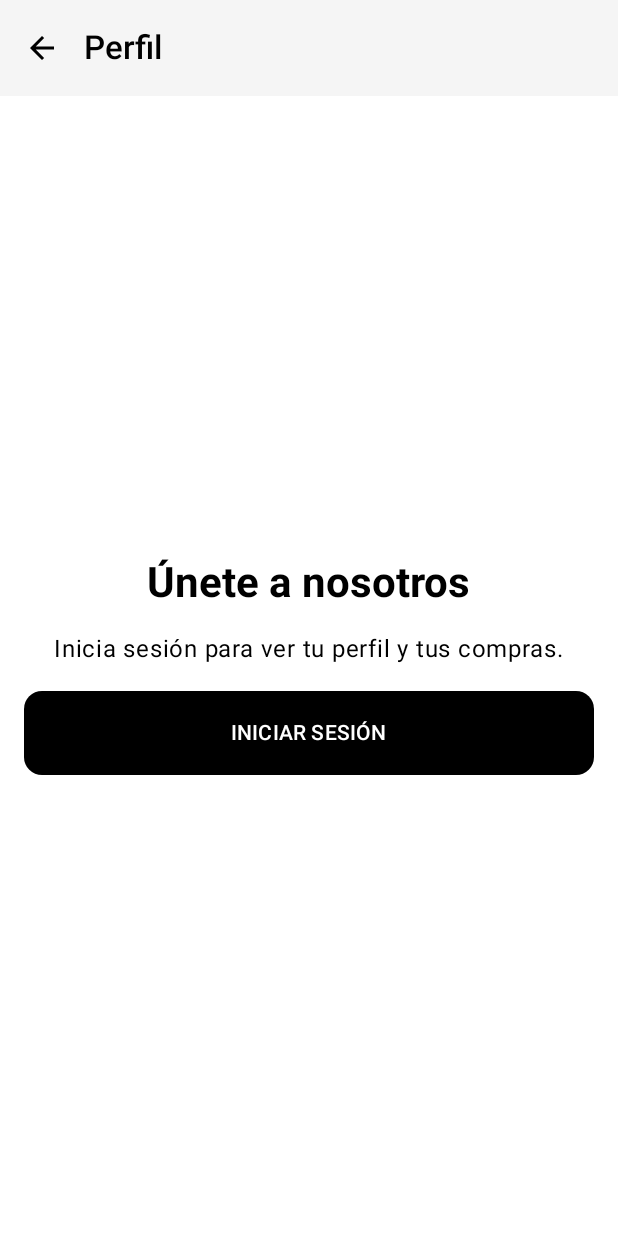
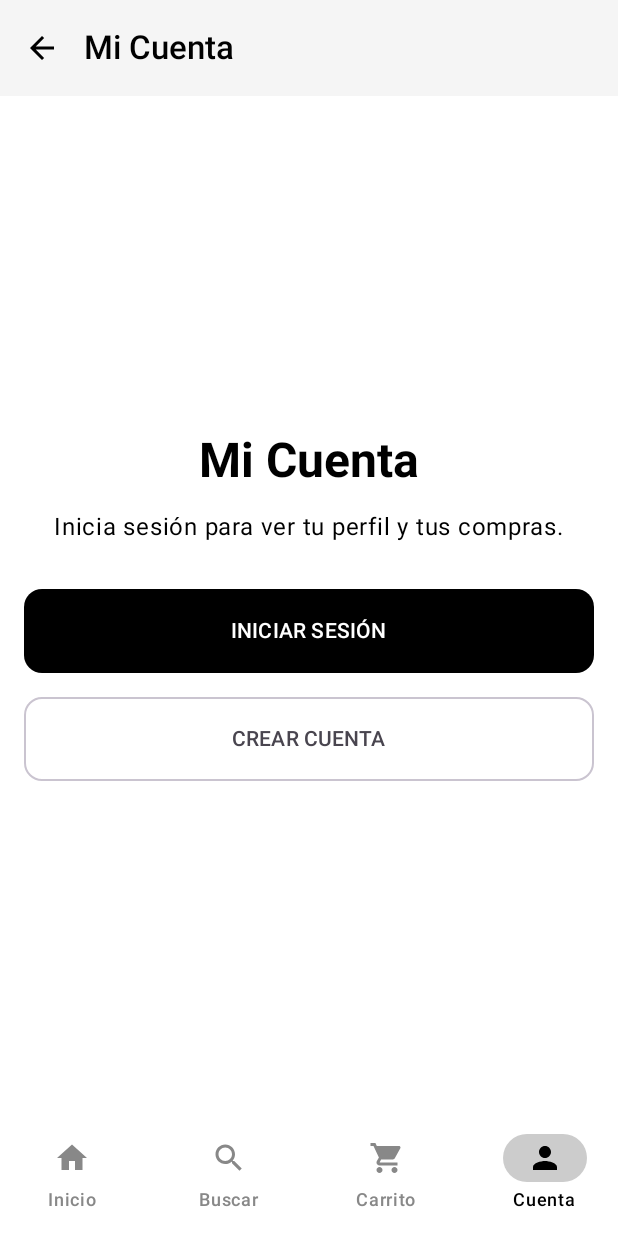
Before and after one commit to Unknumb/SneakerStoreMobile, an Android app built with Jetpack Compose: the ProfileScreen screen opened through its navigation route, on a phone screen of 412 x 824 dp. Run offline under Robolectric (Android 15) with nearby library versions, the phone set to English and light mode, and no system bars; our stand-ins replace Room's generated code; pictures from the network do not load.

Commit message:
agregar barra de navegación inferior con 4 iconos

```diff
--- a/app/src/main/java/com/example/appsneakerstore/navigation/NavGraph.kt
+++ b/app/src/main/java/com/example/appsneakerstore/navigation/NavGraph.kt
@@ -56,7 +56,8 @@ fun NavGraph() {
                 onCartClick = { navController.navigate("cart") },
                 onFavoritesClick = { navController.navigate("favorites") },
                 onProfileClick = { navController.navigate("profile") },
-                onLoginClick = { navController.navigate("login") }
+                onLoginClick = { navController.navigate("login") },
+                onSearchClick = { navController.navigate("search") }
             )
         }
 
@@ -71,11 +72,29 @@ fun NavGraph() {
             )
         }
 
+        composable("search") {
+            SearchScreen(
+                productViewModel = productViewModel,
+                userViewModel = userViewModel,
+                onProductClick = { productId ->
+                    navController.navigate("detail/$productId")
+                },
+                onHomeClick = { navController.navigate("home") { popUpTo("home") { inclusive = true } } },
+                onCartClick = { navController.navigate("cart") },
+                onProfileClick = { navController.navigate("profile") }
+            )
+        }
+
         composable("profile") {
             ProfileScreen(
                 userViewModel = userViewModel,
+                productViewModel = productViewModel,
                 onLoginRedirect = { navController.navigate("login") },
-                onBack = { navController.popBackStack() }
+                onRegisterClick = { navController.navigate("register") },
+                onBack = { navController.popBackStack() },
+                onHomeClick = { navController.navigate("home") { popUpTo("home") { inclusive = true } } },
+                onSearchClick = { navController.navigate("search") },
+                onCartClick = { navController.navigate("cart") }
             )
         }
 
@@ -104,7 +123,10 @@ fun NavGraph() {
                 viewModel = productViewModel,
                 userViewModel = userViewModel,
                 onBack = { navController.popBackStack() },
-                onCheckout = { navController.navigate("checkout") }
+                onCheckout = { navController.navigate("checkout") },
+                onHomeClick = { navController.navigate("home") { popUpTo("home") { inclusive = true } } },
+                onSearchClick = { navController.navigate("search") },
+                onProfileClick = { navController.navigate("profile") }
             )
         }
 
--- /dev/null
+++ b/app/src/main/java/com/example/appsneakerstore/ui/components/AppBottomBar.kt
@@ -0,0 +1,90 @@
+package com.example.appsneakerstore.ui.components
+
+import androidx.compose.material.icons.Icons
+import androidx.compose.material.icons.filled.Home
+import androidx.compose.material.icons.filled.Person
+import androidx.compose.material.icons.filled.Search
+import androidx.compose.material.icons.filled.ShoppingCart
+import androidx.compose.material3.*
+import androidx.compose.runtime.Composable
+import androidx.compose.runtime.collectAsState
+import androidx.compose.runtime.getValue
+import androidx.compose.ui.graphics.Color
+import com.example.appsneakerstore.viewmodel.ProductViewModel
+
+@Composable
+fun AppBottomBar(
+    currentRoute: String,
+    onHomeClick: () -> Unit,
+    onSearchClick: () -> Unit,
+    onCartClick: () -> Unit,
+    onProfileClick: () -> Unit,
+    productViewModel: ProductViewModel
+) {
+    val cartItems by productViewModel.cartItems.collectAsState()
+    val cartQuantity = cartItems.values.sum()
+
+    NavigationBar(
+        containerColor = Color.White,
+        contentColor = Color.Black
+    ) {
+        NavigationBarItem(
+            icon = { Icon(Icons.Filled.Home, contentDescription = "Inicio") },
+            label = { Text("Inicio") },
+            selected = currentRoute == "home",
+            onClick = onHomeClick,
+            colors = NavigationBarItemDefaults.colors(
+                selectedIconColor = Color.Black,
+                selectedTextColor = Color.Black,
+                unselectedIconColor = Color.Gray,
+                unselectedTextColor = Color.Gray,
+                indicatorColor = Color.LightGray
+            )
+        )
+        NavigationBarItem(
+            icon = { Icon(Icons.Filled.Search, contentDescription = "Buscar") },
+            label = { Text("Buscar") },
+            selected = currentRoute == "search",
+            onClick = onSearchClick,
+            colors = NavigationBarItemDefaults.colors(
+                selectedIconColor = Color.Black,
+                selectedTextColor = Color.Black,
+                unselectedIconColor = Color.Gray,
+                unselectedTextColor = Color.Gray,
+                indicatorColor = Color.LightGray
+            )
+        )
+        NavigationBarItem(
+            icon = {
+                BadgedBox(badge = {
+                    if (cartQuantity > 0) Badge { Text(cartQuantity.toString()) }
+                }) {
+                    Icon(Icons.Filled.ShoppingCart, contentDescription = "Carrito")
+                }
+            },
+            label = { Text("Carrito") },
+            selected = currentRoute == "cart",
+            onClick = onCartClick,
+            colors = NavigationBarItemDefaults.colors(
+                selectedIconColor = Color.Black,
+                selectedTextColor = Color.Black,
+                unselectedIconColor = Color.Gray,
+                unselectedTextColor = Color.Gray,
+                indicatorColor = Color.LightGray
+            )
+        )
+        NavigationBarItem(
+            icon = { Icon(Icons.Filled.Person, contentDescription = "Perfil") },
+            label = { Text("Cuenta") },
+            selected = currentRoute == "login" || currentRoute == "profile",
+            onClick = onProfileClick,
+            colors = NavigationBarItemDefaults.colors(
+                selectedIconColor = Color.Black,
+                selectedTextColor = Color.Black,
+                unselectedIconColor = Color.Gray,
+                unselectedTextColor = Color.Gray,
+                indicatorColor = Color.LightGray
+            )
+        )
+    }
+}
--- a/app/src/main/java/com/example/appsneakerstore/ui/screens/HomeScreen.kt
+++ b/app/src/main/java/com/example/appsneakerstore/ui/screens/HomeScreen.kt
@@ -12,9 +12,6 @@ import androidx.compose.runtime.Composable
 import androidx.compose.runtime.LaunchedEffect
 import androidx.compose.runtime.collectAsState
 import androidx.compose.runtime.getValue
-import androidx.compose.runtime.mutableStateOf
-import androidx.compose.runtime.rememberCoroutineScope
-import androidx.compose.runtime.saveable.rememberSaveable
 import androidx.compose.ui.Alignment
 import androidx.compose.ui.Modifier
 import androidx.compose.ui.graphics.Color
@@ -22,12 +19,11 @@ import androidx.compose.ui.layout.ContentScale
 import androidx.compose.ui.unit.dp
 import androidx.lifecycle.viewmodel.compose.viewModel
 import coil.compose.AsyncImage
-import com.example.appsneakerstore.ui.components.AppSneakerTopBar
+import com.example.appsneakerstore.ui.components.AppBottomBar
 import com.example.appsneakerstore.viewmodel.ProductViewModel
 import com.example.appsneakerstore.viewmodel.ProductViewModelFactory
 import com.example.appsneakerstore.viewmodel.UserViewModel
 import kotlinx.coroutines.delay
-import kotlinx.coroutines.launch
 import java.text.NumberFormat
 import java.util.*
 
@@ -40,44 +36,43 @@ fun HomeScreen(
     onCartClick: () -> Unit,
     onFavoritesClick: () -> Unit,
     onProfileClick: () -> Unit,
-    onLoginClick: () -> Unit = {}
+    onLoginClick: () -> Unit = {},
+    onSearchClick: () -> Unit = {}
 ) {
     val productList by viewModel.filteredProducts.collectAsState()
     val clpFormat = NumberFormat.getCurrencyInstance(Locale.forLanguageTag("es-CL"))
-    val drawerState = rememberDrawerState(initialValue = DrawerValue.Closed)
-    val scope = rememberCoroutineScope()
     val favorites by userViewModel.favorites.collectAsState()
     val currentUser by userViewModel.username.collectAsState()
-    val hasShownLogin = rememberSaveable { mutableStateOf(false) }
+    val hasShownLoginPopup by userViewModel.hasShownLoginPopup.collectAsState()
 
     // Mostrar login después de 3 segundos si no hay usuario logueado y es la primera vez
     LaunchedEffect(Unit) {
-        if (!hasShownLogin.value && currentUser == null) {
+        if (!hasShownLoginPopup && currentUser == null) {
             delay(3000)
             if (currentUser == null) {
-                hasShownLogin.value = true
+                userViewModel.markLoginPopupShown()
                 onLoginClick()
             }
         }
     }
 
-    ModalNavigationDrawer(
-        drawerState = drawerState,
-        drawerContent = {
-            ProfileScreen(
-                userViewModel = userViewModel,
-                onLoginRedirect = onProfileClick,
-                onBack = { scope.launch { drawerState.close() } }
-            )
-        }
-    ) {
     Scaffold(
         topBar = {
-                AppSneakerTopBar(
-                    openDrawer = { scope.launch { drawerState.open() } },
+            CenterAlignedTopAppBar(
+                title = { Text("Sneaker Store", style = MaterialTheme.typography.titleLarge) },
+                colors = TopAppBarDefaults.centerAlignedTopAppBarColors(
+                    containerColor = Color.White,
+                    titleContentColor = Color.Black
+                )
+            )
+        },
+        bottomBar = {
+            AppBottomBar(
+                currentRoute = "home",
+                onHomeClick = { /* Ya estamos en home */ },
+                onSearchClick = onSearchClick,
                 onCartClick = onCartClick,
-                    onFavoritesClick = onFavoritesClick,
-                    userViewModel = userViewModel,
+                onProfileClick = onProfileClick,
                 productViewModel = viewModel
             )
         }
@@ -139,4 +134,3 @@ fun HomeScreen(
     }
 }
 }
-}
--- a/app/src/main/java/com/example/appsneakerstore/ui/screens/ProfileScreen.kt
+++ b/app/src/main/java/com/example/appsneakerstore/ui/screens/ProfileScreen.kt
@@ -15,6 +15,8 @@ import androidx.compose.ui.text.font.FontWeight
 import androidx.compose.ui.unit.dp
 import androidx.lifecycle.viewmodel.compose.viewModel
 import com.example.appsneakerstore.model.Order
+import com.example.appsneakerstore.ui.components.AppBottomBar
+import com.example.appsneakerstore.viewmodel.ProductViewModel
 import com.example.appsneakerstore.viewmodel.UserViewModel
 import java.text.NumberFormat
 import java.util.*
@@ -23,8 +25,13 @@ import java.util.*
 @Composable
 fun ProfileScreen(
     userViewModel: UserViewModel = viewModel(),
+    productViewModel: ProductViewModel,
     onLoginRedirect: () -> Unit,
-    onBack: () -> Unit
+    onRegisterClick: () -> Unit = {},
+    onBack: () -> Unit,
+    onHomeClick: () -> Unit = {},
+    onSearchClick: () -> Unit = {},
+    onCartClick: () -> Unit = {}
 ) {
     val username by userViewModel.username.collectAsState()
     val orders by userViewModel.orders.collectAsState()
@@ -33,12 +40,22 @@ fun ProfileScreen(
     Scaffold(
         topBar = {
             TopAppBar(
-                title = { Text("Perfil") },
+                title = { Text("Mi Cuenta") },
                 navigationIcon = {
                     IconButton(onClick = onBack) {
                         Icon(Icons.AutoMirrored.Filled.ArrowBack, contentDescription = "Volver")
                     }
                 }
+            )
+        },
+        bottomBar = {
+            AppBottomBar(
+                currentRoute = "profile",
+                onHomeClick = onHomeClick,
+                onSearchClick = onSearchClick,
+                onCartClick = onCartClick,
+                onProfileClick = { /* Ya estamos en profile */ },
+                productViewModel = productViewModel
             )
         }
     ) { paddingValues ->
@@ -86,10 +103,11 @@ fun ProfileScreen(
                     verticalArrangement = Arrangement.Center,
                     horizontalAlignment = Alignment.CenterHorizontally
                 ) {
-                    Text("Únete a nosotros", style = MaterialTheme.typography.headlineMedium)
+                    Text("Mi Cuenta", style = MaterialTheme.typography.headlineLarge)
                     Spacer(modifier = Modifier.height(16.dp))
-                    Text("Inicia sesión para ver tu perfil y tus compras.")
-                    Spacer(modifier = Modifier.height(16.dp))
+                    Text("Inicia sesión para ver tu perfil y tus compras.",
+                         style = MaterialTheme.typography.bodyLarge)
+                    Spacer(modifier = Modifier.height(32.dp))
                     Button(
                         onClick = onLoginRedirect,
                         modifier = Modifier.fillMaxWidth().height(56.dp),
@@ -97,6 +115,14 @@ fun ProfileScreen(
                     ) {
                         Text("INICIAR SESIÓN", style = MaterialTheme.typography.labelLarge)
                     }
+                    Spacer(modifier = Modifier.height(16.dp))
+                    OutlinedButton(
+                        onClick = onRegisterClick,
+                        modifier = Modifier.fillMaxWidth().height(56.dp),
+                        shape = MaterialTheme.shapes.medium
+                    ) {
+                        Text("CREAR CUENTA", style = MaterialTheme.typography.labelLarge)
+                    }
                 }
             }
         }
--- a/app/src/main/java/com/example/appsneakerstore/viewmodel/UserViewModel.kt
+++ b/app/src/main/java/com/example/appsneakerstore/viewmodel/UserViewModel.kt
@@ -29,6 +29,13 @@ class UserViewModel(application: Application) : AndroidViewModel(application) {
 
     private val _registrationSuccess = MutableStateFlow(false)
     val registrationSuccess: StateFlow<Boolean> = _registrationSuccess.asStateFlow()
+
+    private val _hasShownLoginPopup = MutableStateFlow(false)
+    val hasShownLoginPopup: StateFlow<Boolean> = _hasShownLoginPopup.asStateFlow()
+
+    fun markLoginPopupShown() {
+        _hasShownLoginPopup.value = true
+    }
 
     fun login(username: String, password: String) {
         viewModelScope.launch {
```
Also changed, not shown: app/src/main/java/com/example/appsneakerstore/ui/screens/CartScreen.kt (+16 -1 lines), app/src/main/java/com/example/appsneakerstore/ui/screens/LoginScreen.kt (+6 -2 lines), app/src/main/java/com/example/appsneakerstore/ui/screens/SearchScreen.kt (added, +135 -0 lines). Lines whose indentation alone changed are shown as unchanged.
